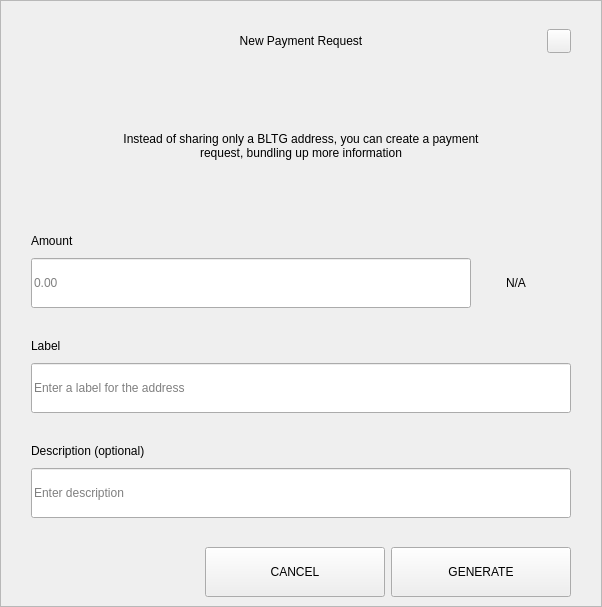
This is src/qt/bltg/forms/requestdialog.ui in minerric/BLTG as Qt 5 draws it before an edit. The edited form follows.
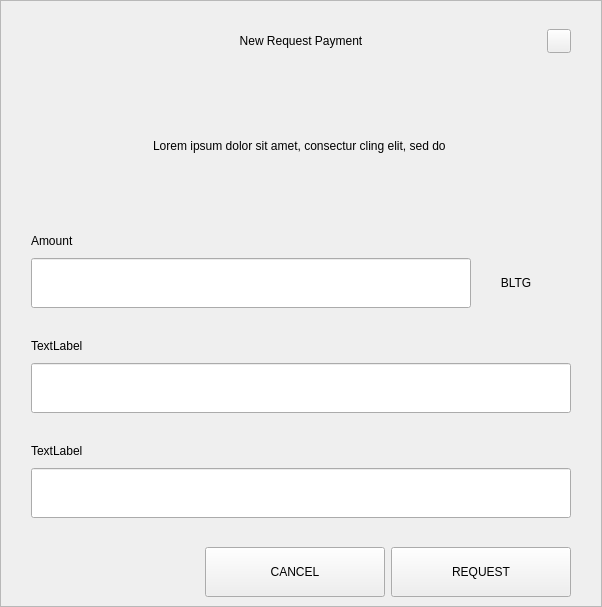
This is the edited form.

The edit to the form file:
```diff
--- a/src/qt/bltg/forms/requestdialog.ui
+++ b/src/qt/bltg/forms/requestdialog.ui
@@ -92,7 +92,7 @@
            <string notr="true">padding-left:24px;</string>
           </property>
           <property name="text">
-           <string>New Payment Request</string>
+           <string>New Request Payment</string>
           </property>
           <property name="alignment">
            <set>Qt::AlignCenter</set>
@@ -210,7 +210,7 @@
              </size>
             </property>
             <property name="text">
-             <string>Instead of sharing only a BLTG address, you can create a payment request, bundling up more information</string>
+             <string>Lorem ipsum dolor sit amet, consectur cling elit, sed do </string>
             </property>
             <property name="alignment">
              <set>Qt::AlignCenter</set>
@@ -289,9 +289,6 @@
                     <height>50</height>
                    </size>
                   </property>
-                  <property name="placeholderText">
-                   <string notr="true">0.00</string>
-                  </property>
                  </widget>
                 </item>
                 <item>
@@ -327,7 +324,7 @@
                    <item>
                     <widget class="QLabel" name="comboBoxCoin">
                      <property name="text">
-                      <string notr="true">N/A</string>
+                      <string>BLTG</string>
                      </property>
                      <property name="alignment">
                       <set>Qt::AlignCenter</set>
@@ -379,7 +376,7 @@
                </size>
               </property>
               <property name="text">
-               <string>Label</string>
+               <string>TextLabel</string>
               </property>
              </widget>
             </item>
@@ -397,9 +394,6 @@
                 <height>50</height>
                </size>
               </property>
-              <property name="placeholderText">
-               <string>Enter a label for the address</string>
-              </property>
              </widget>
             </item>
            </layout>
@@ -440,7 +434,7 @@
                </size>
               </property>
               <property name="text">
-               <string>Description (optional)</string>
+               <string>TextLabel</string>
               </property>
              </widget>
             </item>
@@ -458,9 +452,6 @@
                 <height>50</height>
                </size>
               </property>
-              <property name="placeholderText">
-               <string>Enter description</string>
-              </property>
              </widget>
             </item>
             <item>
@@ -681,7 +672,7 @@
             <enum>Qt::NoFocus</enum>
            </property>
            <property name="text">
-            <string>GENERATE</string>
+            <string>REQUEST</string>
            </property>
           </widget>
          </item>
```
Left out of the diff: 4 changed lines with no effect on the pictures.
